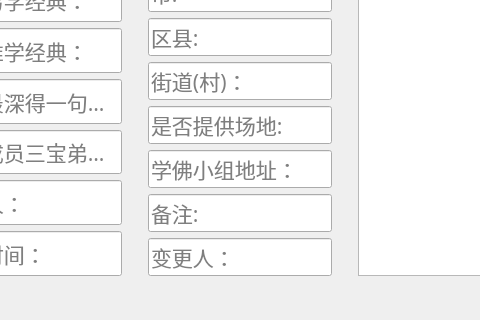
crouse/connect, file connect.ui: the form before one commit; both pictures show x 465 to 945 and y 433 to 753 of the 1177 by 753 pixel window.
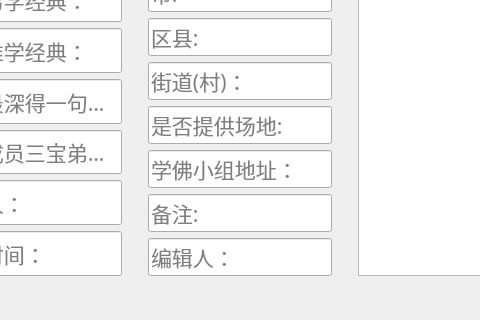
The form after the commit. Icons and pictures are not drawn.

What changed in the file:
```diff
--- a/connect.ui
+++ b/connect.ui
@@ -1317,7 +1317,7 @@
             <string notr="true"/>
            </property>
            <property name="placeholderText">
-            <string>变更人：</string>
+            <string>编辑人：</string>
            </property>
           </widget>
          </item>
```
